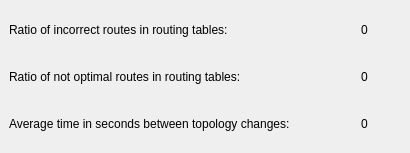
Before: the Qt Designer form Computer_networks/p2p/src/forms/statistics_widget.ui in rutsky/semester09, drawn with Qt 5.
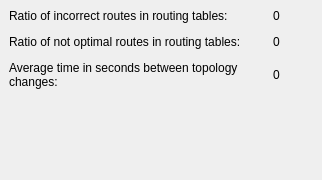
After: the same form once the commit is applied.

Commit message: Add statistics widget and tune widgets parameters

The edit to the form file:
```diff
--- a/Computer_networks/p2p/src/forms/statistics_widget.ui
+++ b/Computer_networks/p2p/src/forms/statistics_widget.ui
@@ -6,10 +6,19 @@
    <rect>
     <x>0</x>
     <y>0</y>
-    <width>410</width>
-    <height>153</height>
+    <width>322</width>
+    <height>180</height>
    </rect>
   </property>
+  <property name="minimumSize">
+   <size>
+    <width>320</width>
+    <height>175</height>
+   </size>
+  </property>
+  <property name="features">
+   <set>QDockWidget::DockWidgetFloatable|QDockWidget::DockWidgetMovable</set>
+  </property>
   <property name="windowTitle">
    <string>Statistics</string>
   </property>
@@ -17,6 +26,9 @@
    <layout class="QVBoxLayout" name="verticalLayout_2">
     <item>
      <layout class="QGridLayout" name="gridLayout" columnstretch="1,0" columnminimumwidth="0,40">
+      <property name="verticalSpacing">
+       <number>12</number>
+      </property>
       <item row="0" column="1">
        <widget class="QLabel" name="incorrectRoutesRatioLabel">
         <property name="text">
@@ -70,6 +82,19 @@
       </item>
      </layout>
     </item>
+    <item>
+     <spacer name="verticalSpacer">
+      <property name="orientation">
+       <enum>Qt::Vertical</enum>
+      </property>
+      <property name="sizeHint" stdset="0">
+       <size>
+        <width>20</width>
+        <height>40</height>
+       </size>
+      </property>
+     </spacer>
+    </item>
    </layout>
   </widget>
  </widget>
```
The commit also changes 4 other files.
